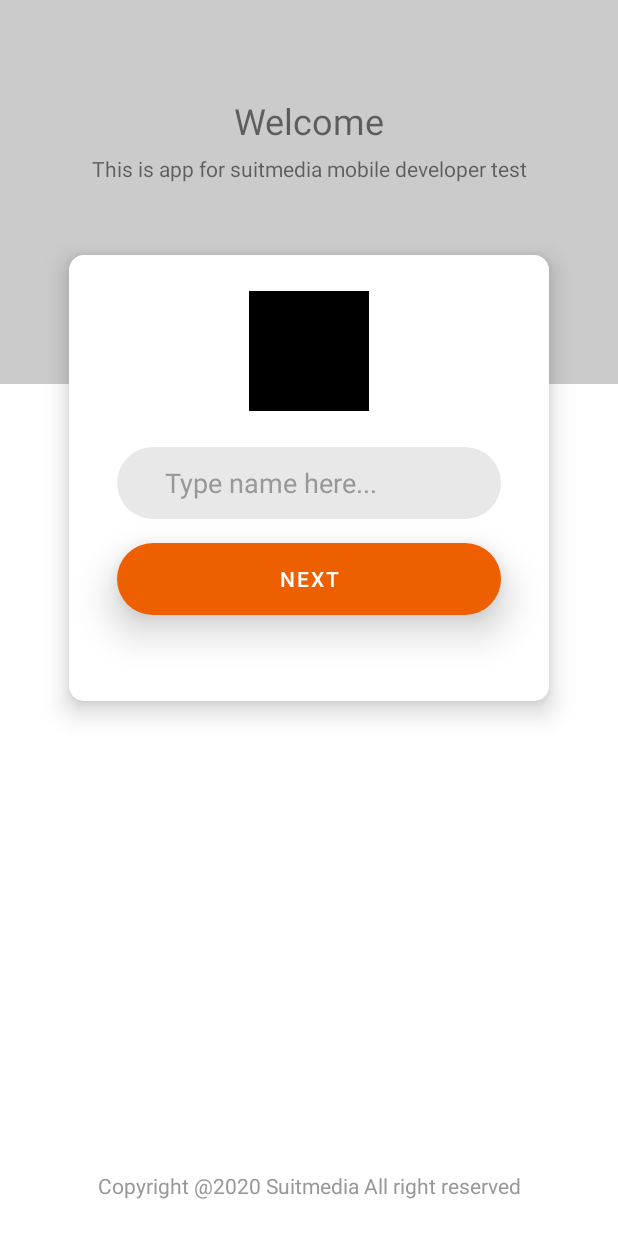
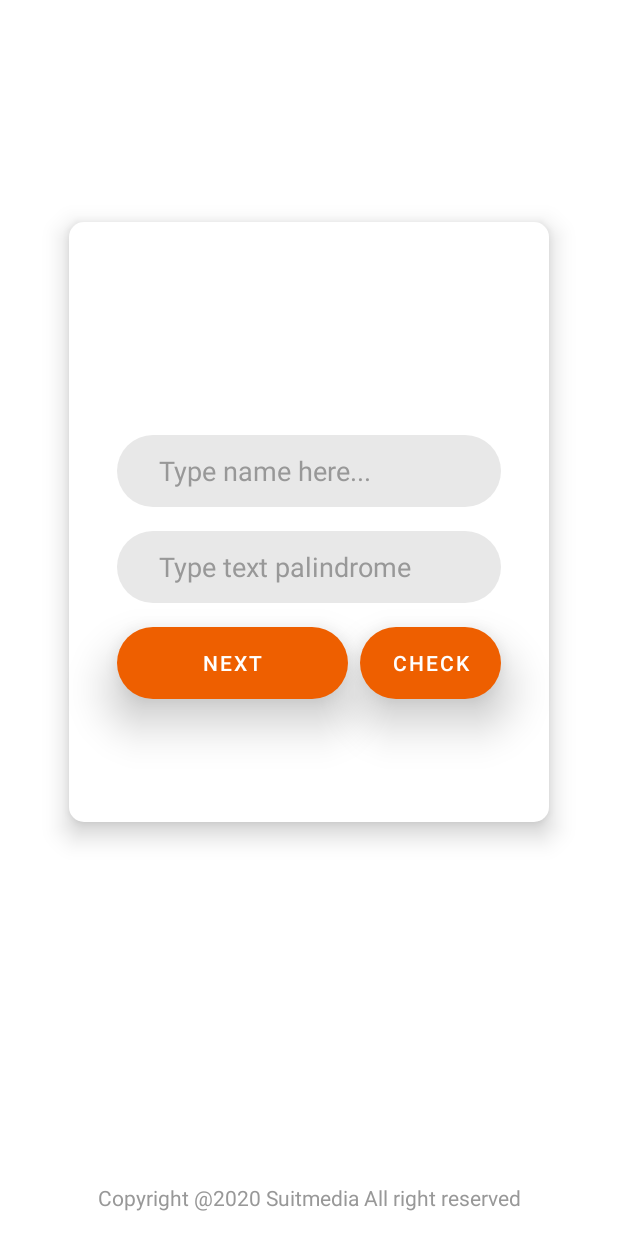
Before and after one commit to nandaadis/SuitMediaTest, an Android app: the layout fragment_screen1.xml on its own in the app's theme, with its tools: preview values and no code run, on a phone screen of 412 x 824 dp. Run offline under Robolectric (Android 15) with nearby library versions, the phone set to English and light mode, and no system bars.

```diff
--- a/app/build.gradle
+++ b/app/build.gradle
@@ -42,7 +42,7 @@ android {
 
 dependencies {
     implementation "org.jetbrains.kotlin:kotlin-stdlib:$kotlin_version"
-    implementation 'androidx.core:core-ktx:1.3.2'
+    implementation 'androidx.core:core-ktx:1.5.0'
     implementation 'androidx.appcompat:appcompat:1.2.0'
     implementation 'com.google.android.material:material:1.3.0'
     implementation 'androidx.constraintlayout:constraintlayout:2.0.4'
--- a/app/src/main/res/layout/fragment_screen1.xml
+++ b/app/src/main/res/layout/fragment_screen1.xml
@@ -6,22 +6,33 @@
     xmlns:app="http://schemas.android.com/apk/res-auto"
     tools:context=".ui.view.Screen1Fragment">
 
+    <ImageView
+        android:id="@+id/view3"
+        android:layout_width="0dp"
+        android:layout_height="wrap_content"
+        app:layout_constraintEnd_toEndOf="parent"
+        app:layout_constraintStart_toStartOf="parent"
+        app:layout_constraintTop_toTopOf="parent" />
+
     <View
         android:id="@+id/view"
         android:layout_width="match_parent"
-        android:layout_height="256dp"
-        android:background="@color/gray_transparant"
+        android:layout_height="0dp"
+        android:background="@color/orange_transparant"
         app:layout_constraintEnd_toEndOf="parent"
         app:layout_constraintStart_toStartOf="parent"
-        app:layout_constraintTop_toTopOf="parent" />
+        app:layout_constraintTop_toTopOf="@id/view3"
+        app:layout_constraintBottom_toBottomOf="@id/view3"/>
 
     <TextView
         android:id="@+id/textView"
         android:layout_width="wrap_content"
         android:layout_height="wrap_content"
-        android:layout_marginTop="64dp"
+        android:layout_marginTop="56dp"
         android:text="Welcome"
+        android:textColor="@color/white"
         android:textSize="@dimen/big"
+        android:textStyle="bold"
         app:layout_constraintEnd_toEndOf="parent"
         app:layout_constraintStart_toStartOf="parent"
         app:layout_constraintTop_toTopOf="parent" />
@@ -30,8 +41,9 @@
         android:id="@+id/textView2"
         android:layout_width="wrap_content"
         android:layout_height="wrap_content"
-        android:layout_marginTop="6dp"
+        android:layout_marginTop="4dp"
         android:text="This is app for suitmedia mobile developer test"
+        android:textColor="@color/white"
         android:textSize="@dimen/normal"
         app:layout_constraintEnd_toEndOf="parent"
         app:layout_constraintStart_toStartOf="parent"
@@ -40,8 +52,8 @@
     <View
         android:id="@+id/view2"
         android:layout_width="320dp"
-        android:layout_height="297dp"
-        android:layout_marginTop="48dp"
+        android:layout_height="400dp"
+        android:layout_marginTop="36dp"
         android:background="@drawable/bg_round_white"
         android:elevation="10dp"
         app:layout_constraintEnd_toEndOf="parent"
@@ -51,9 +63,8 @@
 
     <ImageView
         android:id="@+id/iv_photo"
-        android:layout_width="80dp"
-        android:layout_height="80dp"
-        android:background="@color/black"
+        android:layout_width="94dp"
+        android:layout_height="94dp"
         app:layout_constraintEnd_toEndOf="@+id/view2"
         app:layout_constraintStart_toStartOf="@+id/view2"
         app:layout_constraintTop_toTopOf="@+id/view2"
@@ -72,34 +83,66 @@
         app:layout_constraintEnd_toEndOf="@+id/view2"
         android:hint="Type name here..."
         android:textColorHint="@color/gray"
-        android:paddingStart="32dp"
+        android:paddingStart="28dp"
         android:maxLength="12"
         app:layout_constraintStart_toStartOf="@+id/view2"
         app:layout_constraintTop_toBottomOf="@+id/iv_photo" />
 
+    <EditText
+        android:id="@+id/et_palindrome"
+        android:layout_width="256dp"
+        android:layout_height="@dimen/et_height"
+        android:layout_marginTop="16dp"
+        android:background="@drawable/bg_round_gray"
+        android:elevation="10dp"
+        android:textColor="@color/black"
+        app:layout_constraintEnd_toEndOf="@+id/view2"
+        android:hint="Type text palindrome"
+        android:textColorHint="@color/gray"
+        android:paddingStart="28dp"
+        android:maxLength="12"
+        app:layout_constraintStart_toStartOf="@+id/view2"
+        app:layout_constraintTop_toBottomOf="@+id/et_name" />
+
     <Button
         android:id="@+id/btn_next"
-        android:layout_width="256dp"
+        android:layout_width="154dp"
         android:layout_height="@dimen/btn_height"
         android:layout_marginTop="16dp"
         android:background="@drawable/bg_round_orange"
         android:clickable="true"
-        android:elevation="11dp"
+        android:elevation="14dp"
         android:stateListAnimator="@null"
         android:focusable="true"
         android:foreground="?android:attr/selectableItemBackground"
         android:text="Next"
         android:textColor="@color/white"
         android:translationZ="5dp"
-        app:layout_constraintEnd_toEndOf="@+id/view2"
-        app:layout_constraintStart_toStartOf="@+id/view2"
-        app:layout_constraintTop_toBottomOf="@+id/et_name" />
+        app:layout_constraintStart_toStartOf="@+id/et_name"
+        app:layout_constraintTop_toBottomOf="@+id/et_palindrome" />
+
+    <Button
+        android:id="@+id/btn_palindrome"
+        android:layout_width="94dp"
+        android:layout_height="@dimen/btn_height"
+        android:layout_marginTop="16dp"
+        android:background="@drawable/bg_round_orange"
+        android:clickable="true"
+        android:elevation="14dp"
+        android:stateListAnimator="@null"
+        android:focusable="true"
+        android:foreground="?android:attr/selectableItemBackground"
+        android:text="Check"
+        android:textColor="@color/white"
+        android:translationZ="5dp"
+        app:layout_constraintEnd_toEndOf="@id/et_name"
+        app:layout_constraintTop_toBottomOf="@+id/et_palindrome" />
 
     <TextView
         android:id="@+id/textView3"
         android:layout_width="wrap_content"
         android:layout_height="wrap_content"
-        android:layout_marginBottom="24dp"
+        android:layout_marginBottom="16dp"
         android:text="Copyright @2020 Suitmedia All right reserved"
         android:textColor="@color/gray"
         app:layout_constraintBottom_toBottomOf="parent"
--- a/app/src/main/res/values/colors.xml
+++ b/app/src/main/res/values/colors.xml
@@ -10,7 +10,7 @@
     <color name="white_transparent">#61FFFFFF</color>
 
     <color name="orange">#FFE7782D</color>
-    <color name="orange_transparant">#80E7782D</color>
+    <color name="orange_transparant">#41E7782D</color>
 
     <color name="gray">#989898</color>
     <color name="gray_light">#E8E8E8</color>
--- a/app/src/main/res/values/dimens.xml
+++ b/app/src/main/res/values/dimens.xml
@@ -10,6 +10,6 @@
     //Other
     <dimen name="btn_height">48dp</dimen>
     <dimen name="et_height">48dp</dimen>
-    <dimen name="action_bar_height">64dp</dimen>
+    <dimen name="action_bar_height">56dp</dimen>
 
 </resources>
--- a/build.gradle
+++ b/build.gradle
@@ -1,6 +1,6 @@
 // Top-level build file where you can add configuration options common to all sub-projects/modules.
 buildscript {
-    ext.kotlin_version = "1.4.32"
+    ext.kotlin_version = "1.5.10"
     repositories {
         google()
         jcenter()
@@ -8,7 +8,7 @@ buildscript {
     dependencies {
         classpath "com.android.tools.build:gradle:4.1.3"
         classpath "org.jetbrains.kotlin:kotlin-gradle-plugin:$kotlin_version"
-        classpath "androidx.navigation:navigation-safe-args-gradle-plugin:2.3.2"
+        classpath "androidx.navigation:navigation-safe-args-gradle-plugin:2.3.5"
 
         // NOTE: Do not place your application dependencies here; they belong
         // in the individual module build.gradle files
```
Also changed, not shown: app/src/main/java/com/example/suitmediatest/ui/view/Screen1Fragment.kt (+48 -1 lines), app/src/main/java/com/example/suitmediatest/ui/view/Screen2Fragment.kt (+13 -4 lines), app/src/main/res/layout/fragment_screen2.xml (+23 -6 lines), app/src/main/res/layout/fragment_screen3.xml (+8 -8 lines), app/src/main/res/layout/fragment_screen4.xml (+7 -7 lines), app/src/main/res/drawable/ic_back_white.png (added), app/src/main/res/drawable/ic_list_view.png (added), app/src/main/res/drawable/ic_map_view.png (added), app/src/main/res/drawable/ic_marker_selected.png (added), app/src/main/res/drawable/ic_marker_unselected.png (added), app/src/main/res/drawable/ic_search_white.png (added), app/src/main/res/drawable/img_avatar.png (added), app/src/main/res/drawable/img_bg_bottom.png (added), app/src/main/res/drawable/img_suitmedia.png (added), 1 more files, 1 other file.
